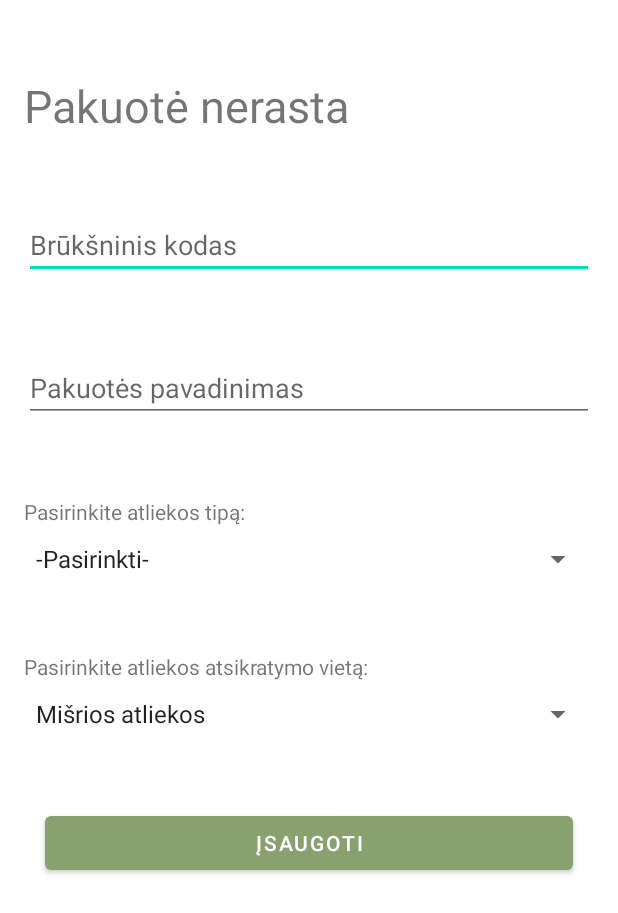
After one commit to Ermyderis/Rusiuoki.v0.2, an Android app: the BarCodeData screen opened directly, with no data from a screen before it, on a phone screen of 412 x 824 dp. The commit adds this screen. Shown: the top 913 px of the screen. Run offline under Robolectric (Android 15) with nearby library versions, the phone set to English and light mode, and no system bars.

Commit message:
Added changes

```diff
--- a/app/build.gradle
+++ b/app/build.gradle
@@ -39,4 +39,7 @@ dependencies {
     testImplementation 'junit:junit:4.13.2'
     androidTestImplementation 'androidx.test.ext:junit:1.1.3'
     androidTestImplementation 'androidx.test.espresso:espresso-core:3.4.0'
+
+    implementation('com.journeyapps:zxing-android-embedded:4.3.0') { transitive = false }
+    implementation 'com.google.zxing:core:3.3.3'
 }
--- /dev/null
+++ b/app/src/main/java/com/example/rusiuoki/BarCodeData.java
@@ -0,0 +1,53 @@
+package com.example.rusiuoki;
+
+import androidx.appcompat.app.AppCompatActivity;
+
+import android.os.Bundle;
+import android.view.View;
+import android.widget.AdapterView;
+import android.widget.ArrayAdapter;
+import android.widget.EditText;
+import android.widget.Spinner;
+import android.widget.TextView;
+import android.widget.Toast;
+
+public class BarCodeData extends AppCompatActivity implements AdapterView.OnItemSelectedListener {
+    EditText editBarCodeData;
+    private Spinner spinnerTrashType, spinnerTrashPlace;
+    @Override
+    protected void onCreate(Bundle savedInstanceState) {
+        super.onCreate(savedInstanceState);
+        setContentView(R.layout.activity_bar_code_data);
+
+        editBarCodeData = findViewById(R.id.editBarCodeData);
+        String barCodeNumbers = getIntent().getStringExtra("barCodeContent");
+        editBarCodeData.setText(barCodeNumbers);
+
+        spinnerTrashType = findViewById(R.id.spinnerTrashCategory);
+        ArrayAdapter<CharSequence> adapter = ArrayAdapter.createFromResource(this, R.array.TrashType, android.R.layout.simple_spinner_item);
+        adapter.setDropDownViewResource(android.R.layout.simple_spinner_dropdown_item);
+        spinnerTrashType.setAdapter(adapter);
+        spinnerTrashType.setOnItemSelectedListener(this);
+
+        spinnerTrashPlace = findViewById(R.id.spinnerTrashPlace);
+        ArrayAdapter<CharSequence> adapter1 = ArrayAdapter.createFromResource(this, R.array.TrashPlace, android.R.layout.simple_spinner_item);
+        adapter1.setDropDownViewResource(android.R.layout.simple_spinner_dropdown_item);
+        spinnerTrashPlace.setAdapter(adapter1);
+        spinnerTrashPlace.setOnItemSelectedListener(this);
+
+    }
+
+    @Override
+    public void onItemSelected(AdapterView<?> adapterView, View view, int i, long l) {
+        String choice = adapterView.getItemAtPosition(i).toString();
+        String barCodeNumbers = getIntent().getStringExtra("barCodeContent");
+        Toast.makeText(getApplicationContext(), barCodeNumbers + choice, Toast.LENGTH_LONG).show();
+        String choice1 = adapterView.getItemAtPosition(i).toString();
+        Toast.makeText(getApplicationContext(), choice1, Toast.LENGTH_LONG).show();
+    }
+
+    @Override
+    public void onNothingSelected(AdapterView<?> adapterView) {
+
+    }
+}
--- /dev/null
+++ b/app/src/main/java/com/example/rusiuoki/CaptureAct.java
@@ -0,0 +1,6 @@
+package com.example.rusiuoki;
+
+import com.journeyapps.barcodescanner.CaptureActivity;
+
+public class CaptureAct extends CaptureActivity {
+}
--- /dev/null
+++ b/app/src/main/res/layout/activity_bar_code_data.xml
@@ -0,0 +1,96 @@
+<?xml version="1.0" encoding="utf-8"?>
+<RelativeLayout xmlns:android="http://schemas.android.com/apk/res/android"
+    xmlns:app="http://schemas.android.com/apk/res-auto"
+    xmlns:tools="http://schemas.android.com/tools"
+    android:layout_width="match_parent"
+    android:layout_height="match_parent"
+    tools:context=".BarCodeData">
+
+    <TextView
+        android:id="@+id/textView"
+        android:layout_width="match_parent"
+        android:layout_height="wrap_content"
+        android:layout_marginLeft="16dp"
+        android:layout_marginTop="50dp"
+        android:layout_marginRight="16dp"
+        android:text="Pakuotė nerasta"
+        android:textSize="30dp" />
+
+    <EditText
+
+        android:id="@+id/editBarCodeData"
+        android:layout_width="match_parent"
+        android:layout_height="wrap_content"
+        android:editable="false"
+        android:layout_marginLeft="16dp"
+        android:layout_marginRight="16dp"
+        android:layout_marginTop="50dp"
+        android:hint="Brūkšninis kodas"
+        android:layout_below="@id/textView"
+        />
+
+    <EditText
+
+        android:id="@+id/editTrashName"
+        android:layout_width="match_parent"
+        android:layout_height="wrap_content"
+        android:layout_below="@id/editBarCodeData"
+        android:layout_marginLeft="16dp"
+        android:layout_marginTop="50dp"
+        android:layout_marginRight="16dp"
+        android:hint="Pakuotės pavadinimas" />
+
+    <TextView
+
+        android:id="@+id/textViewCategory"
+        android:layout_width="match_parent"
+        android:layout_height="wrap_content"
+        android:layout_below="@id/editTrashName"
+        android:layout_marginLeft="16dp"
+        android:layout_marginTop="50dp"
+        android:layout_marginRight="16dp"
+        android:editable="false"
+        android:text="Pasirinkite atliekos tipą:" />
+
+    <Spinner
+        android:id="@+id/spinnerTrashCategory"
+        android:layout_width="match_parent"
+        android:layout_height="wrap_content"
+        android:layout_below="@id/textViewCategory"
+        android:layout_marginLeft="16dp"
+        android:layout_marginTop="10dp"
+        android:layout_marginRight="16dp"
+        android:hint="Atliekos kategorija" />
+
+    <TextView
+
+        android:id="@+id/textViewPlace"
+        android:layout_width="match_parent"
+        android:layout_height="wrap_content"
+        android:layout_below="@id/spinnerTrashCategory"
+        android:layout_marginLeft="16dp"
+        android:layout_marginTop="50dp"
+        android:layout_marginRight="16dp"
+        android:editable="false"
+        android:text="Pasirinkite atliekos atsikratymo vietą:" />
+
+    <Spinner
+        android:id="@+id/spinnerTrashPlace"
+        android:layout_width="match_parent"
+        android:layout_height="wrap_content"
+        android:layout_below="@id/textViewPlace"
+        android:layout_marginLeft="16dp"
+        android:layout_marginTop="10dp"
+        android:layout_marginRight="16dp"
+        android:hint="Atliekos kategorija" />
+
+    <Button
+        android:id="@+id/buttonSave"
+        android:layout_width="match_parent"
+        android:layout_height="wrap_content"
+        android:layout_below="@id/spinnerTrashPlace"
+        android:layout_marginLeft="30dp"
+        android:layout_marginTop="50dp"
+        android:layout_marginRight="30dp"
+        android:text="Įsaugoti" />
+</RelativeLayout>
--- a/app/src/main/res/values/strings.xml
+++ b/app/src/main/res/values/strings.xml
@@ -1,3 +1,22 @@
 <resources>
     <string name="app_name">Rusiuoki</string>
+
+    <string-array name="TrashType">
+        <item>-Pasirinkti-</item>
+        <item>Plastikas</item>
+        <item>Popierius</item>
+        <item>Metalas</item>
+        <item>Kita</item>
+
+    </string-array>
+
+    <string-array name="TrashPlace">
+        <item>Mišrios atliekos</item>
+        <item>Plastiko/Popieriaus konteineris</item>
+        <item>Stiklo konteineris</item>
+        <item>Didelių gabaritų aikštelės</item>
+        <item>Elektronikos konteineris</item>
+        <item>Kita</item>
+
+    </string-array>
 </resources>
```
Also changed, not shown: app/src/main/AndroidManifest.xml (+16 -0 lines), app/src/main/java/com/example/rusiuoki/ChoseBarcodeScanOrWrite.java (added, +59 -0 lines), app/src/main/java/com/example/rusiuoki/MainActivity.java (+16 -0 lines), app/src/main/res/layout/activity_chose_barcode_scan_or_write.xml (added, +26 -0 lines), app/src/main/res/layout/activity_loged.xml (+7 -10 lines), app/src/main/res/layout/activity_login.xml (+6 -8 lines), app/src/main/res/layout/activity_main.xml (+5 -4 lines), app/src/main/res/drawable-hdpi/png_barcode.png (deleted), app/src/main/res/drawable-mdpi/png_barcode.png (deleted), app/src/main/res/drawable-v24/hdpe1.png (added), app/src/main/res/drawable-v24/png_barcode.png (added), app/src/main/res/drawable-xhdpi/png_barcode.png (deleted), app/src/main/res/drawable-xxhdpi/png_barcode.png (deleted), app/src/main/res/drawable-xxxhdpi/png_barcode.png (deleted).
